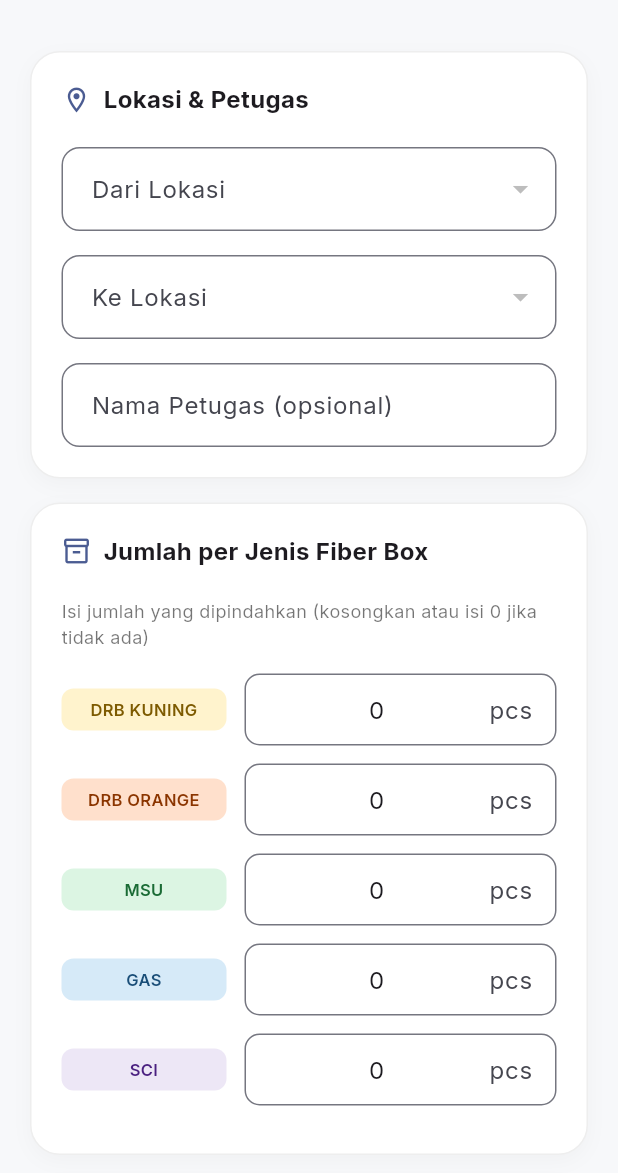
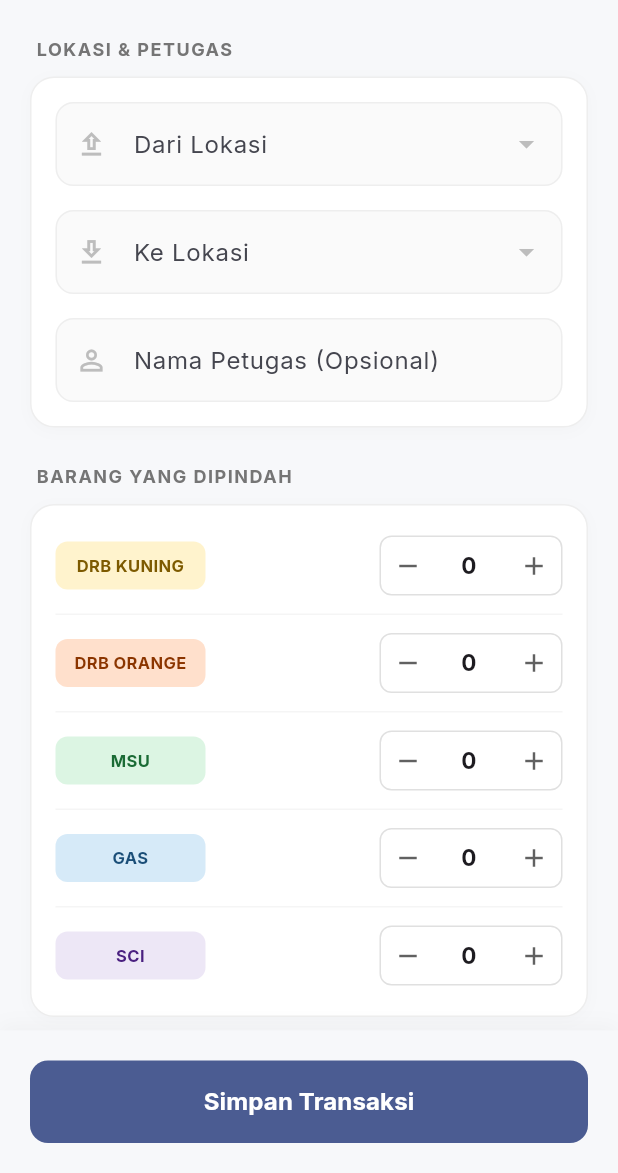
Before and after one commit to ArtaRizki/pindah_stok_app, a Flutter app: the TransferScreen screen opened directly with empty values, on a phone screen of 412 x 824 dp, the part 63-1236 px from its top. Run offline on Flutter 3.47's test engine with Material 3 defaults, Android fonts, the phone set to English and light mode, and no system bars; our stand-ins replace google_fonts, image_picker; network calls fail; project files that could hold a hidden picture were left out.

Commit message:
style: e-commerce style qty buttons, improved upload zone, fixed sticky bottom button overlap

```diff
--- a/lib/screens/transfer_screen.dart
+++ b/lib/screens/transfer_screen.dart
@@ -38,7 +38,7 @@ class _TransferScreenState extends State<TransferScreen> {
   }
 
   // ─────────────────────────────────────────────
-  // Buat map jenis → qty dari controllers
+  // HELPERS QTY
   // ─────────────────────────────────────────────
   Map<String, int> get _quantities => {
         for (final entry in _qtyControllers.entries)
@@ -46,6 +46,20 @@ class _TransferScreenState extends State<TransferScreen> {
       };
 
   bool get _adaQtyYangDiisi => _quantities.values.any((q) => q > 0);
+
+  void _incrementQty(String jenis) {
+    final c = _qtyControllers[jenis]!;
+    final val = (int.tryParse(c.text) ?? 0) + 1;
+    c.text = val.toString();
+  }
+
+  void _decrementQty(String jenis) {
+    final c = _qtyControllers[jenis]!;
+    final val = (int.tryParse(c.text) ?? 0) - 1;
+    if (val >= 0) {
+      c.text = val.toString();
+    }
+  }
 
   // ─────────────────────────────────────────────
   // AMBIL FOTO
@@ -129,7 +143,8 @@ class _TransferScreenState extends State<TransferScreen> {
     return showDialog<bool>(
       context: context,
       builder: (ctx) => AlertDialog(
-        title: const Text('Konfirmasi Transfer'),
+        shape: RoundedRectangleBorder(borderRadius: BorderRadius.circular(20)),
+        title: const Text('Konfirmasi Transfer', style: TextStyle(fontWeight: FontWeight.bold)),
         content: Column(
           mainAxisSize: MainAxisSize.min,
           crossAxisAlignment: CrossAxisAlignment.start,
@@ -148,7 +163,11 @@ class _TransferScreenState extends State<TransferScreen> {
         ),
         actions: [
           TextButton(onPressed: () => Navigator.pop(ctx, false), child: const Text('Batal')),
-          FilledButton(onPressed: () => Navigator.pop(ctx, true),  child: const Text('Kirim')),
+          FilledButton(
+            style: FilledButton.styleFrom(shape: RoundedRectangleBorder(borderRadius: BorderRadius.circular(10))),
+            onPressed: () => Navigator.pop(ctx, true),
+            child: const Text('Kirim')
+          ),
         ],
       ),
     );
@@ -175,22 +194,22 @@ class _TransferScreenState extends State<TransferScreen> {
     return Scaffold(
       appBar: AppBar(
         title: const Text('Pindah Stok', style: TextStyle(fontWeight: FontWeight.w600)),
+        centerTitle: true,
+        elevation: 0,
+        scrolledUnderElevation: 0,
       ),
       body: Form(
         key: _formKey,
-        child: SingleChildScrollView(
-          padding: const EdgeInsets.all(20),
-          child: Column(
-            crossAxisAlignment: CrossAxisAlignment.stretch,
+        child: ListView(
+          padding: const EdgeInsets.fromLTRB(20, 10, 20, 20),
           children: [
             // ── SECTION: Lokasi & Petugas ──
+            _buildSectionTitle('LOKASI & PETUGAS'),
             _buildCard(
-                judul: 'Lokasi & Petugas',
-                icon: Icons.location_on_outlined,
               children: [
                 DropdownButtonFormField<String>(
                   value: _dari,
-                    decoration: _inputDecoration('Dari Lokasi'),
+                  decoration: _inputDecoration('Dari Lokasi', Icons.upload_outlined),
                   items: widget.daftarLokasi
                       .map((l) => DropdownMenuItem(value: l, child: Text(l)))
                       .toList(),
@@ -203,7 +222,7 @@ class _TransferScreenState extends State<TransferScreen> {
                 const SizedBox(height: 16),
                 DropdownButtonFormField<String>(
                   value: _ke,
-                    decoration: _inputDecoration('Ke Lokasi'),
+                  decoration: _inputDecoration('Ke Lokasi', Icons.download_outlined),
                   items: opsiTujuan
                       .map((l) => DropdownMenuItem(value: l, child: Text(l)))
                       .toList(),
@@ -214,30 +233,27 @@ class _TransferScreenState extends State<TransferScreen> {
                 TextFormField(
                   controller: _olehController,
                   textCapitalization: TextCapitalization.words,
-                    decoration: _inputDecoration('Nama Petugas (opsional)'),
+                  decoration: _inputDecoration('Nama Petugas (Opsional)', Icons.person_outline),
                 ),
               ],
             ),
-              const SizedBox(height: 16),
+            const SizedBox(height: 24),
 
             // ── SECTION: Jumlah per Jenis ──
+            _buildSectionTitle('BARANG YANG DIPINDAH'),
             _buildCard(
-                judul: 'Jumlah per Jenis Fiber Box',
-                icon: Icons.inventory_2_outlined,
+              padding: const EdgeInsets.symmetric(vertical: 8),
               children: [
-                  const Text(
-                    'Isi jumlah yang dipindahkan (kosongkan atau isi 0 jika tidak ada)',
-                    style: TextStyle(fontSize: 12, color: Colors.black54),
-                  ),
-                  const SizedBox(height: 16),
-                  ...jenisFiberBox.map((jenis) => Padding(
-                        padding: const EdgeInsets.only(bottom: 12),
+                ...jenisFiberBox.map((jenis) => Column(
+                  children: [
+                    Padding(
+                      padding: const EdgeInsets.symmetric(horizontal: 16, vertical: 12),
                       child: Row(
                         children: [
                           // Label badge warna
                           Container(
-                              width: 110,
-                              padding: const EdgeInsets.symmetric(horizontal: 8, vertical: 6),
+                            width: 100,
+                            padding: const EdgeInsets.symmetric(horizontal: 8, vertical: 8),
                             decoration: BoxDecoration(
                               color: _badgeBg(jenis),
                               borderRadius: BorderRadius.circular(8),
@@ -246,94 +262,142 @@ class _TransferScreenState extends State<TransferScreen> {
                               jenis,
                               style: TextStyle(
                                 fontSize: 11,
-                                  fontWeight: FontWeight.w600,
+                                fontWeight: FontWeight.bold,
                                 color: _badgeFg(jenis),
                               ),
                               textAlign: TextAlign.center,
                             ),
                           ),
-                            const SizedBox(width: 12),
-                            // Input qty
-                            Expanded(
+                          const Spacer(),
+                          // E-commerce style Qty Input
+                          Container(
+                            height: 40,
+                            decoration: BoxDecoration(
+                              border: Border.all(color: Colors.grey.shade300),
+                              borderRadius: BorderRadius.circular(8),
+                            ),
+                            child: Row(
+                              mainAxisSize: MainAxisSize.min,
+                              children: [
+                                _qtyButton(Icons.remove, () => _decrementQty(jenis)),
+                                SizedBox(
+                                  width: 48,
                                   child: TextFormField(
                                     controller: _qtyControllers[jenis],
                                     keyboardType: TextInputType.number,
                                     inputFormatters: [FilteringTextInputFormatter.digitsOnly],
                                     textAlign: TextAlign.center,
-                                decoration: InputDecoration(
-                                  suffixText: 'pcs',
-                                  border: OutlineInputBorder(
-                                    borderRadius: BorderRadius.circular(10),
-                                  ),
-                                  contentPadding: const EdgeInsets.symmetric(
-                                    horizontal: 12,
-                                    vertical: 12,
-                                  ),
+                                    style: const TextStyle(fontWeight: FontWeight.bold, fontSize: 15),
+                                    decoration: const InputDecoration(
+                                      border: InputBorder.none,
+                                      isDense: true,
+                                      contentPadding: EdgeInsets.zero,
                                     ),
                                     onTap: () {
-                                  // Hapus "0" otomatis saat diklik
                                       final c = _qtyControllers[jenis]!;
                                       if (c.text == '0') c.clear();
                                     },
                                   ),
                                 ),
+                                _qtyButton(Icons.add, () => _incrementQty(jenis)),
                               ],
                             ),
+                          ),
+                        ],
+                      ),
+                    ),
+                    if (jenis != jenisFiberBox.last)
+                      Divider(height: 1, color: Colors.grey.shade100, indent: 16, endIndent: 16),
+                  ],
                 )),
               ],
             ),
-              const SizedBox(height: 16),
+            const SizedBox(height: 24),
 
             // ── SECTION: Bukti Surat Jalan ──
-              _buildCard(
-                judul: 'Bukti Surat Jalan',
-                icon: Icons.receipt_long_outlined,
+            _buildSectionTitle('BUKTI SURAT JALAN'),
+            if (_fotoSuratJalan == null)
+              InkWell(
+                onTap: _ambilFoto,
+                borderRadius: BorderRadius.circular(16),
+                child: Container(
+                  width: double.infinity,
+                  padding: const EdgeInsets.symmetric(vertical: 24),
+                  decoration: BoxDecoration(
+                    color: primary.withValues(alpha: 0.05),
+                    border: Border.all(color: primary.withValues(alpha: 0.3), width: 1.5),
+                    borderRadius: BorderRadius.circular(16),
+                  ),
+                  child: Column(
                     children: [
-                  OutlinedButton.icon(
-                    style: OutlinedButton.styleFrom(
-                      padding: const EdgeInsets.symmetric(vertical: 16),
-                      shape: RoundedRectangleBorder(borderRadius: BorderRadius.circular(12)),
-                      side: BorderSide(color: primary),
+                      Icon(Icons.add_a_photo_outlined, size: 36, color: primary),
+                      const SizedBox(height: 12),
+                      Text(
+                        'Ketuk untuk mengambil foto',
+                        style: TextStyle(color: primary, fontWeight: FontWeight.w600),
                       ),
-                    onPressed: _ambilFoto,
-                    icon: const Icon(Icons.camera_alt_outlined),
-                    label: Text(
-                      _fotoSuratJalan == null ? 'Ambil Foto Surat Jalan' : 'Ganti Foto',
+                    ],
                   ),
                 ),
-                  if (_fotoSuratJalan != null) ...[
-                    const SizedBox(height: 16),
-                    Stack(
+              )
+            else
+              Container(
+                decoration: BoxDecoration(
+                  borderRadius: BorderRadius.circular(16),
+                  border: Border.all(color: Colors.grey.shade200),
+                ),
+                child: Stack(
                   children: [
                     ClipRRect(
-                          borderRadius: BorderRadius.circular(12),
+                      borderRadius: BorderRadius.circular(16),
                       child: Image.file(
                         _fotoSuratJalan!,
-                            height: 180,
+                        height: 200,
                         width: double.infinity,
                         fit: BoxFit.cover,
                       ),
                     ),
                     Positioned(
-                          top: 8,
-                          right: 8,
-                          child: _tombolHapusFoto(),
+                      top: 10,
+                      right: 10,
+                      child: InkWell(
+                        onTap: _hapusFoto,
+                        child: Container(
+                          padding: const EdgeInsets.all(8),
+                          decoration: const BoxDecoration(
+                            color: Colors.black54,
+                            shape: BoxShape.circle,
+                          ),
+                          child: const Icon(Icons.close_rounded, color: Colors.white, size: 20),
+                        ),
+                      ),
                     ),
                   ],
                 ),
-                  ],
+              ),
           ],
         ),
-              const SizedBox(height: 32),
-
-              // ── TOMBOL SIMPAN ──
-              ElevatedButton(
+      ),
+      bottomNavigationBar: SafeArea(
+        child: Container(
+          padding: const EdgeInsets.all(20),
+          decoration: BoxDecoration(
+            color: Theme.of(context).scaffoldBackgroundColor,
+            boxShadow: [
+              BoxShadow(
+                color: Colors.black.withValues(alpha: 0.03),
+                blurRadius: 10,
+                offset: const Offset(0, -4),
+              ),
+            ],
+          ),
+          child: ElevatedButton(
             style: ElevatedButton.styleFrom(
               padding: const EdgeInsets.symmetric(vertical: 16),
               shape: RoundedRectangleBorder(borderRadius: BorderRadius.circular(12)),
               backgroundColor: primary,
               foregroundColor: Theme.of(context).colorScheme.onPrimary,
-                  elevation: 2,
+              elevation: 0,
             ),
             onPressed: _loading ? null : _submit,
             child: _loading
@@ -347,9 +411,6 @@ class _TransferScreenState extends State<TransferScreen> {
                     style: TextStyle(fontSize: 16, fontWeight: FontWeight.bold),
                   ),
           ),
-              const SizedBox(height: 24),
-            ],
-          ),
         ),
       ),
     );
@@ -358,6 +419,34 @@ class _TransferScreenState extends State<TransferScreen> {
   // ─────────────────────────────────────────────
   // HELPERS UI
   // ─────────────────────────────────────────────
+
+  Widget _buildSectionTitle(String title) {
+    return Padding(
+      padding: const EdgeInsets.only(left: 4, bottom: 10),
+      child: Text(
+        title,
+        style: TextStyle(
+          fontSize: 12,
+          fontWeight: FontWeight.bold,
+          color: Colors.grey.shade600,
+          letterSpacing: 1.0,
+        ),
+      ),
+    );
+  }
+
+  Widget _qtyButton(IconData icon, VoidCallback onTap) {
+    return InkWell(
+      onTap: onTap,
+      borderRadius: BorderRadius.circular(8),
+      child: Container(
+        width: 36,
+        height: 36,
+        alignment: Alignment.center,
+        child: Icon(icon, size: 20, color: Colors.grey.shade700),
+      ),
+    );
+  }
 
   static const _badgeColors = {
     'DRB KUNING': Color(0xFFFFF3CD),
@@ -377,54 +466,47 @@ class _TransferScreenState extends State<TransferScreen> {
   Color _badgeBg(String jenis) => _badgeColors[jenis] ?? const Color(0xFFF5F5F5);
   Color _badgeFg(String jenis) => _badgeTextColors[jenis] ?? Colors.black87;
 
-  Widget _tombolHapusFoto() => InkWell(
-        onTap: _hapusFoto,
-        borderRadius: BorderRadius.circular(20),
-        child: Container(
-          padding: const EdgeInsets.all(6),
-          decoration: const BoxDecoration(color: Colors.black54, shape: BoxShape.circle),
-          child: const Icon(Icons.close_rounded, color: Colors.white, size: 18),
+  InputDecoration _inputDecoration(String label, IconData icon) => InputDecoration(
+        labelText: label,
+        prefixIcon: Icon(icon, color: Colors.grey.shade400, size: 22),
+        filled: true,
+        fillColor: Colors.grey.shade50,
+        border: OutlineInputBorder(
+          borderRadius: BorderRadius.circular(12),
+          borderSide: BorderSide.none,
         ),
-      );
-
-  InputDecoration _inputDecoration(String label) => InputDecoration(
-        labelText: label,
-        border: OutlineInputBorder(borderRadius: BorderRadius.circular(12)),
+        enabledBorder: OutlineInputBorder(
+          borderRadius: BorderRadius.circular(12),
+          borderSide: BorderSide(color: Colors.grey.shade200),
+        ),
+        focusedBorder: OutlineInputBorder(
+          borderRadius: BorderRadius.circular(12),
+          borderSide: BorderSide(color: Theme.of(context).colorScheme.primary, width: 1.5),
+        ),
         contentPadding: const EdgeInsets.symmetric(horizontal: 16, vertical: 16),
       );
 
   Widget _buildCard({
-    required String judul,
-    required IconData icon,
     required List<Widget> children,
+    EdgeInsetsGeometry padding = const EdgeInsets.all(16),
   }) {
     return Container(
-      padding: const EdgeInsets.all(20),
+      padding: padding,
       decoration: BoxDecoration(
         color: Colors.white,
-        borderRadius: BorderRadius.circular(20),
+        borderRadius: BorderRadius.circular(16),
         border: Border.all(color: Colors.grey.shade200),
         boxShadow: [
           BoxShadow(
-            color: Colors.grey.withValues(alpha: 0.08),
-            blurRadius: 10,
-            offset: const Offset(0, 4),
+            color: Colors.black.withValues(alpha: 0.02),
+            blurRadius: 8,
+            offset: const Offset(0, 2),
           ),
         ],
       ),
       child: Column(
-        crossAxisAlignment: CrossAxisAlignment.start,
-        children: [
-          Row(
-            children: [
-              Icon(icon, size: 20, color: Theme.of(context).colorScheme.primary),
-              const SizedBox(width: 8),
-              Text(judul, style: const TextStyle(fontSize: 16, fontWeight: FontWeight.bold)),
-            ],
-          ),
-          const SizedBox(height: 20),
-          ...children,
-        ],
+        crossAxisAlignment: CrossAxisAlignment.stretch,
+        children: children,
       ),
     );
   }
```
Lines whose indentation alone changed are shown as unchanged.
